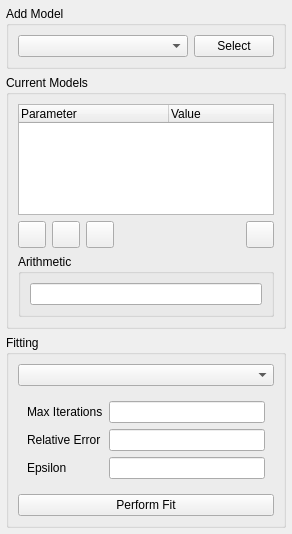
spacetelescope/specviz, file specviz/data/qt/ui/model_fitting_plugin.ui: the form before one commit.
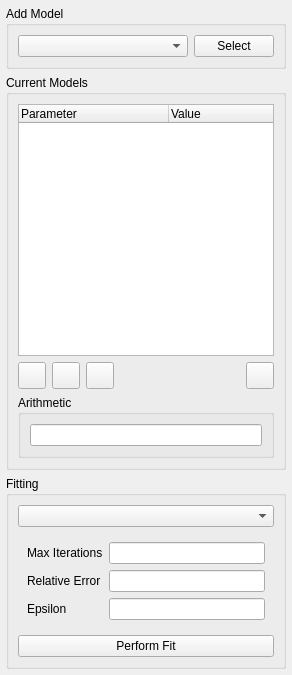
The form after the commit. Icons and pictures are not drawn. Custom widgets are drawn as their Qt base class.

What changed in the file:
```diff
--- a/specviz/data/qt/ui/model_fitting_plugin.ui
+++ b/specviz/data/qt/ui/model_fitting_plugin.ui
@@ -7,7 +7,7 @@
     <x>0</x>
     <y>0</y>
     <width>292</width>
-    <height>534</height>
+    <height>675</height>
    </rect>
   </property>
   <property name="windowTitle">
```
